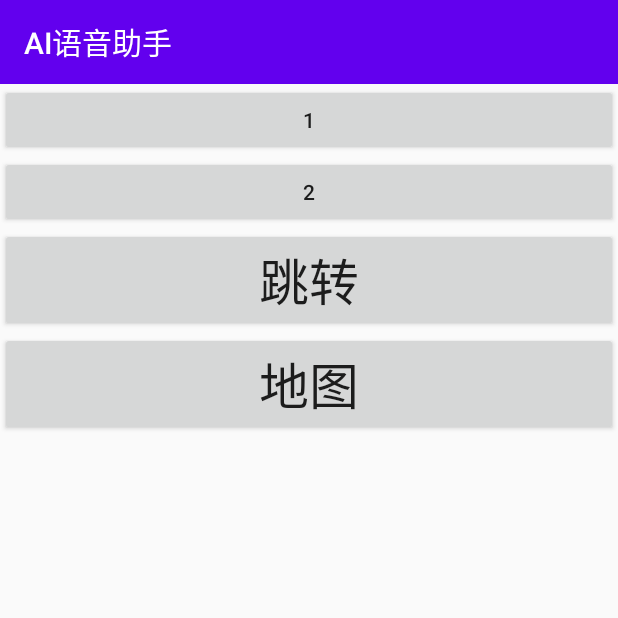
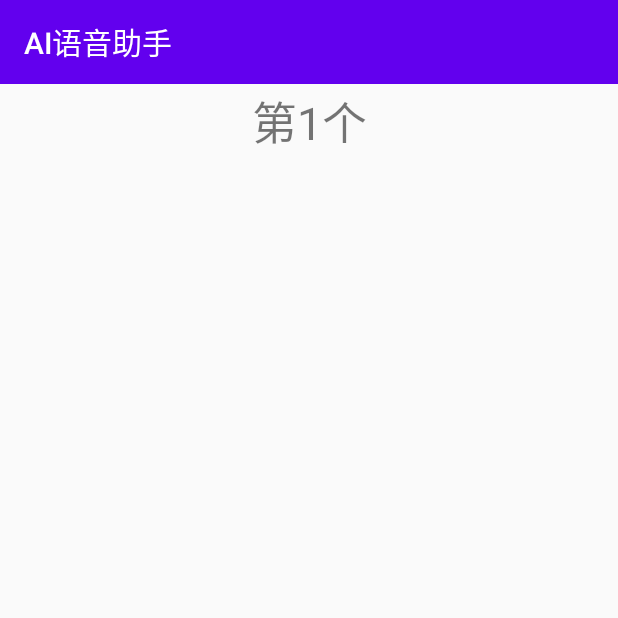
Before and after one commit to LiangLliu/AIVoiceApp, an Android app: the screen it shows after launch (MainActivity), on a phone screen of 412 x 824 dp, the top half of it. Run offline under Robolectric (Android 15) with nearby library versions, the phone set to English and light mode, and no system bars; our stand-ins replace EventBus; libraries missing offline, so code that uses them is left out: com.alibaba.android; 1 statement that could not run was skipped.

Commit message:
封装适配器 Adpter

```diff
--- a/app/src/main/java/com/edwin/aivoiceapp/MainActivity.kt
+++ b/app/src/main/java/com/edwin/aivoiceapp/MainActivity.kt
@@ -2,9 +2,13 @@
 
 import android.os.Bundle
 import android.util.Log
+import android.widget.LinearLayout
 import android.widget.Toast
 import androidx.appcompat.app.AppCompatActivity
+import androidx.recyclerview.widget.LinearLayoutManager
 import com.edwin.lib_base.base.BaseActivity
+import com.edwin.lib_base.base.adapter.CommonAdapter
+import com.edwin.lib_base.base.adapter.CommonViewHolder
 import com.edwin.lib_base.event.EventManager
 import com.edwin.lib_base.event.MessageEvent
 import com.edwin.lib_base.helper.ARouterHelper
@@ -16,6 +20,11 @@
 
 
 class MainActivity : BaseActivity() {
+
+
+    private lateinit var mList: ArrayList<String>
+
+
     override fun getLayoutId(): Int {
         return R.layout.activity_main
     }
@@ -30,12 +39,31 @@
 
 
     override fun initView() {
-        SpUtils.putString("hello", "kotlin")
-        val value = SpUtils.getString("hello")
 
-        value?.let {
-            L.i(it)
+        mList = ArrayList()
+
+        for (i in 1..30) {
+            mList.add("第${i}个")
         }
+
+
+        mRecyclerView.layoutManager = LinearLayoutManager(this)
+        mRecyclerView.adapter =
+            CommonAdapter(mList, object : CommonAdapter.OnBindDataListener<String> {
+                override fun onBindViewHolder(
+                    model: String,
+                    viewHolder: CommonViewHolder,
+                    type: Int,
+                    position: Int
+                ) {
+                    viewHolder.setText(R.id.textView, model)
+                }
+
+                override fun getLayoutId(type: Int): Int {
+                    return R.layout.test_item
+                }
+
+            })
     }
 
 
--- a/app/src/main/res/layout/activity_main.xml
+++ b/app/src/main/res/layout/activity_main.xml
@@ -7,33 +7,10 @@
 
     >
 
-
-    <Button
-        android:id="@+id/btn1"
+    <androidx.recyclerview.widget.RecyclerView
+        android:id="@+id/mRecyclerView"
         android:layout_width="match_parent"
-        android:layout_height="wrap_content"
-        android:text="1" />
-
-    <Button
-        android:id="@+id/btn2"
-        android:layout_width="match_parent"
-        android:layout_height="wrap_content"
-        android:text="2" />
-
-
-    <Button
-        android:textSize="50px"
-        android:id="@+id/btn"
-        android:text="跳转"
-        android:layout_width="match_parent"
-        android:layout_height="wrap_content"/>
-
-    <Button
-        android:textSize="50px"
-        android:id="@+id/btn_map"
-        android:text="地图"
-        android:layout_width="match_parent"
-        android:layout_height="wrap_content"/>
+        android:layout_height="match_parent"/>
 
 
 </LinearLayout>
--- /dev/null
+++ b/app/src/main/res/layout/test_item.xml
@@ -0,0 +1,13 @@
+<?xml version="1.0" encoding="utf-8"?>
+<RelativeLayout xmlns:android="http://schemas.android.com/apk/res/android"
+    android:layout_width="match_parent"
+    android:layout_height="match_parent">
+
+    <TextView
+        android:id="@+id/textView"
+        android:layout_width="match_parent"
+        android:layout_height="50dp"
+        android:gravity="center"
+        android:textSize="30sp" />
+
+</RelativeLayout>
--- a/buildSrc/src/main/kotlin/KotlinConstants.kt
+++ b/buildSrc/src/main/kotlin/KotlinConstants.kt
@@ -52,6 +52,11 @@
     const val AROUTER = "com.alibaba:arouter-api:1.5.1"
     const val AROUTER_COMPILER = "com.alibaba:arouter-compiler:1.5.1"
 
+    //  RecyclerView
+    const val RECYCLER_VIEW = "androidx.recyclerview:recyclerview:1.2.0-alpha01"
+
+    //  Permissions
+    const val AND_PERMISSIONS = "com.yanzhenjie:permission:2.0.2"
 
 }
 
--- a/lib_base/build.gradle.kts
+++ b/lib_base/build.gradle.kts
@@ -54,6 +54,12 @@
     //    ARouter
     api(DependenciesConfig.AROUTER)
 
+    //    recyclerview
+    api(DependenciesConfig.RECYCLER_VIEW)
+
+    //   permissions
+    api(DependenciesConfig.AND_PERMISSIONS)
+
 
 
     api(project(":lib_network"))
--- /dev/null
+++ b/lib_base/src/main/java/com/edwin/lib_base/base/adapter/CommonAdapter.kt
@@ -0,0 +1,62 @@
+package com.edwin.lib_base.base.adapter
+
+import android.view.ViewGroup
+import androidx.recyclerview.widget.RecyclerView
+
+/**
+ * 适配器
+ */
+class CommonAdapter<T> : RecyclerView.Adapter<CommonViewHolder> {
+
+    //数据
+    private var mList: List<T>
+
+    //接口
+    private var onBindDataListener: OnBindDataListener<T>? = null
+    private var onMoreBindDataListener: OnMoreBindDataListener<T>? = null
+
+    constructor(mList: List<T>, onBindDataListener: OnBindDataListener<T>) {
+        this.mList = mList
+        this.onBindDataListener = onBindDataListener
+    }
+
+    constructor(mList: List<T>, onMoreBindDataListener: OnMoreBindDataListener<T>) {
+        this.mList = mList
+        this.onBindDataListener = onMoreBindDataListener
+        this.onMoreBindDataListener = onMoreBindDataListener
+    }
+
+    override fun onCreateViewHolder(parent: ViewGroup, viewType: Int): CommonViewHolder {
+        val layoutId = onBindDataListener?.getLayoutId(viewType)
+        return CommonViewHolder.getViewHolder(parent, layoutId!!)
+    }
+
+    override fun getItemCount(): Int {
+        return mList.size
+    }
+
+    override fun onBindViewHolder(holder: CommonViewHolder, position: Int) {
+        onBindDataListener?.onBindViewHolder(
+            mList[position],
+            holder,
+            getItemViewType(position),
+            position
+        )
+    }
+
+    override fun getItemViewType(position: Int): Int {
+        if (onMoreBindDataListener != null) {
+            return onMoreBindDataListener!!.getItemType(position)
+        }
+        return 0
+    }
+
+    interface OnBindDataListener<T> {
+        fun onBindViewHolder(model: T, viewHolder: CommonViewHolder, type: Int, position: Int)
+        fun getLayoutId(type: Int): Int
+    }
+
+    interface OnMoreBindDataListener<T> : OnBindDataListener<T> {
+        fun getItemType(position: Int): Int
+    }
+}
--- /dev/null
+++ b/lib_base/src/main/java/com/edwin/lib_base/base/adapter/CommonViewHolder.kt
@@ -0,0 +1,48 @@
+package com.edwin.lib_base.base.adapter
+
+import android.util.SparseArray
+import android.view.LayoutInflater
+import android.view.View
+import android.view.ViewGroup
+import android.widget.ImageView
+import android.widget.TextView
+import androidx.recyclerview.widget.RecyclerView
+
+class CommonViewHolder(itemView: View) : RecyclerView.ViewHolder(itemView) {
+
+
+    //Viw复用
+    private var mViews: SparseArray<View?> = SparseArray()
+
+    companion object {
+        //  获取Holder对象
+        fun getViewHolder(parent: ViewGroup, layoutId: Int): CommonViewHolder {
+            val itemView: View =
+                LayoutInflater.from(parent.context).inflate(layoutId, parent, false)
+            return CommonViewHolder(itemView)
+        }
+    }
+
+
+    //    获取view
+    fun getView(viewId: Int): View {
+        var view = mViews[viewId]
+        if (view == null) {
+            view = itemView.findViewById(viewId)
+            mViews.put(viewId, view)
+        }
+        return view!!
+    }
+
+    //  设置文本
+    fun setText(viewId: Int, text: String) {
+        (getView(viewId) as TextView).text = text
+    }
+
+    //  设置图片
+    fun setImageResource(viewId: Int, resId: Int) {
+        (getView(viewId) as ImageView).setImageResource(resId)
+    }
+
+
+}
--- /dev/null
+++ b/lib_base/src/main/res/values/strings.xml
@@ -0,0 +1,19 @@
+<resources>
+
+
+    <!--标题-->
+    <string name="app_title_app_manager">应用管理</string>
+    <string name="app_title_constellation">星座</string>
+    <string name="app_title_developer">开发者模式</string>
+    <string name="app_title_joke">笑话</string>
+    <string name="app_title_map">地图</string>
+    <string name="app_title_system_setting">系统设置</string>
+    <string name="app_title_voice_setting">语音设置</string>
+    <string name="app_title_weather">天气</string>
+
+
+
+    <string name="app_title_city_select">城市选择</string>
+
+
+</resources>
```
Also changed, not shown: 1 other file.
